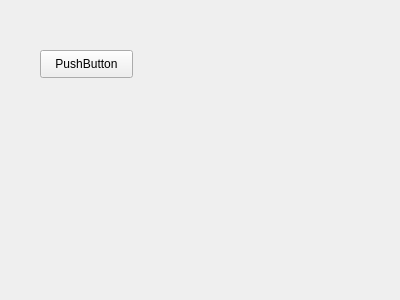
Before: the Qt Designer form z_qt_demo/z_qt_demo/Resources/ui/buttons.ui in AnonymousRookie/z_toys, drawn with Qt 5.
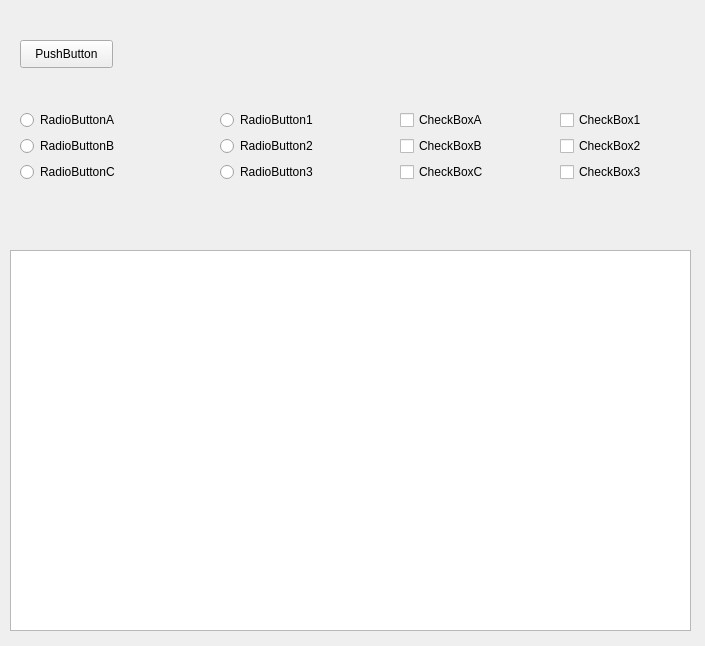
After: the same form once the commit is applied.

Commit message: 添加QPushButton, QRadioButton, QCheckBox使用示例

The edit to the form file:
```diff
--- a/z_qt_demo/z_qt_demo/Resources/ui/buttons.ui
+++ b/z_qt_demo/z_qt_demo/Resources/ui/buttons.ui
@@ -6,8 +6,8 @@
    <rect>
     <x>0</x>
     <y>0</y>
-    <width>400</width>
-    <height>300</height>
+    <width>705</width>
+    <height>646</height>
    </rect>
   </property>
   <property name="windowTitle">
@@ -16,8 +16,8 @@
   <widget class="QPushButton" name="pushButton">
    <property name="geometry">
     <rect>
-     <x>40</x>
-     <y>50</y>
+     <x>20</x>
+     <y>40</y>
      <width>93</width>
      <height>28</height>
     </rect>
@@ -26,6 +26,148 @@
     <string>PushButton</string>
    </property>
   </widget>
+  <widget class="QTextEdit" name="textEdit">
+   <property name="geometry">
+    <rect>
+     <x>10</x>
+     <y>250</y>
+     <width>681</width>
+     <height>381</height>
+    </rect>
+   </property>
+  </widget>
+  <widget class="QWidget" name="layoutWidget">
+   <property name="geometry">
+    <rect>
+     <x>400</x>
+     <y>110</y>
+     <width>101</width>
+     <height>73</height>
+    </rect>
+   </property>
+   <layout class="QVBoxLayout" name="verticalLayout_4">
+    <item>
+     <widget class="QCheckBox" name="checkBoxA">
+      <property name="text">
+       <string>CheckBoxA</string>
+      </property>
+     </widget>
+    </item>
+    <item>
+     <widget class="QCheckBox" name="checkBoxB">
+      <property name="text">
+       <string>CheckBoxB</string>
+      </property>
+     </widget>
+    </item>
+    <item>
+     <widget class="QCheckBox" name="checkBoxC">
+      <property name="text">
+       <string>CheckBoxC</string>
+      </property>
+     </widget>
+    </item>
+   </layout>
+  </widget>
+  <widget class="QWidget" name="">
+   <property name="geometry">
+    <rect>
+     <x>20</x>
+     <y>110</y>
+     <width>125</width>
+     <height>73</height>
+    </rect>
+   </property>
+   <layout class="QVBoxLayout" name="verticalLayout">
+    <item>
+     <widget class="QRadioButton" name="radioButtonA">
+      <property name="text">
+       <string>RadioButtonA</string>
+      </property>
+     </widget>
+    </item>
+    <item>
+     <widget class="QRadioButton" name="radioButtonB">
+      <property name="text">
+       <string>RadioButtonB</string>
+      </property>
+     </widget>
+    </item>
+    <item>
+     <widget class="QRadioButton" name="radioButtonC">
+      <property name="text">
+       <string>RadioButtonC</string>
+      </property>
+     </widget>
+    </item>
+   </layout>
+  </widget>
+  <widget class="QWidget" name="">
+   <property name="geometry">
+    <rect>
+     <x>220</x>
+     <y>110</y>
+     <width>125</width>
+     <height>73</height>
+    </rect>
+   </property>
+   <layout class="QVBoxLayout" name="verticalLayout_2">
+    <item>
+     <widget class="QRadioButton" name="radioButton1">
+      <property name="text">
+       <string>RadioButton1</string>
+      </property>
+     </widget>
+    </item>
+    <item>
+     <widget class="QRadioButton" name="radioButton2">
+      <property name="text">
+       <string>RadioButton2</string>
+      </property>
+     </widget>
+    </item>
+    <item>
+     <widget class="QRadioButton" name="radioButton3">
+      <property name="text">
+       <string>RadioButton3</string>
+      </property>
+     </widget>
+    </item>
+   </layout>
+  </widget>
+  <widget class="QWidget" name="">
+   <property name="geometry">
+    <rect>
+     <x>560</x>
+     <y>110</y>
+     <width>101</width>
+     <height>73</height>
+    </rect>
+   </property>
+   <layout class="QVBoxLayout" name="verticalLayout_3">
+    <item>
+     <widget class="QCheckBox" name="checkBox1">
+      <property name="text">
+       <string>CheckBox1</string>
+      </property>
+     </widget>
+    </item>
+    <item>
+     <widget class="QCheckBox" name="checkBox2">
+      <property name="text">
+       <string>CheckBox2</string>
+      </property>
+     </widget>
+    </item>
+    <item>
+     <widget class="QCheckBox" name="checkBox3">
+      <property name="text">
+       <string>CheckBox3</string>
+      </property>
+     </widget>
+    </item>
+   </layout>
+  </widget>
  </widget>
  <resources/>
  <connections/>
```
The commit also changes 3 other files.
